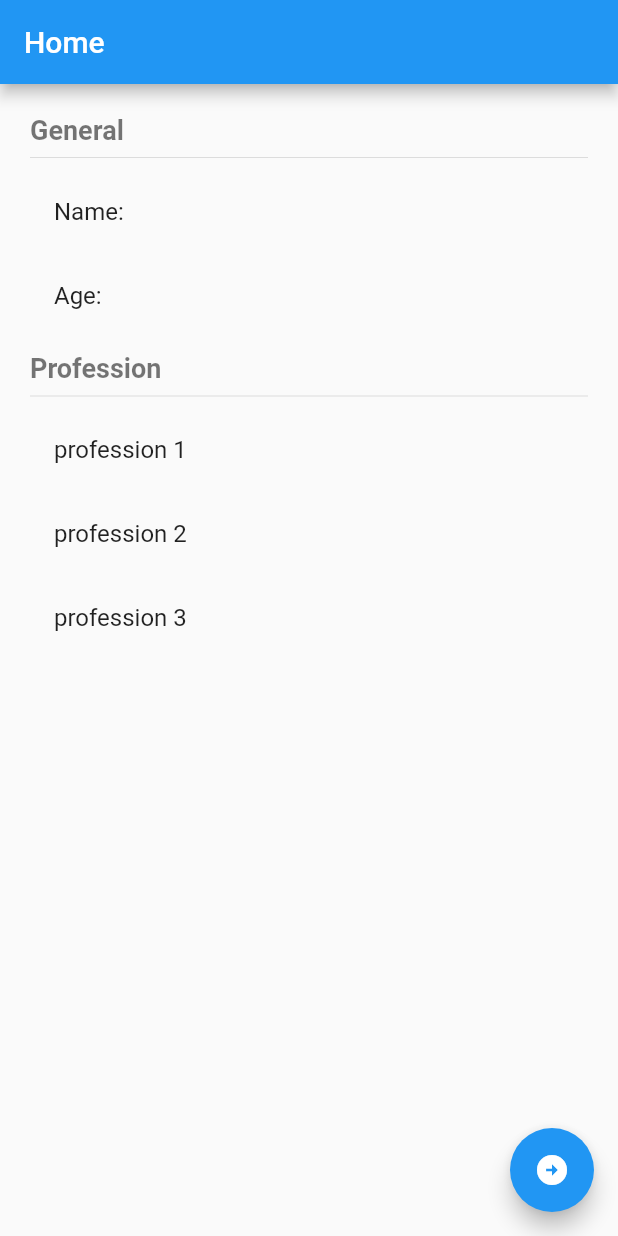
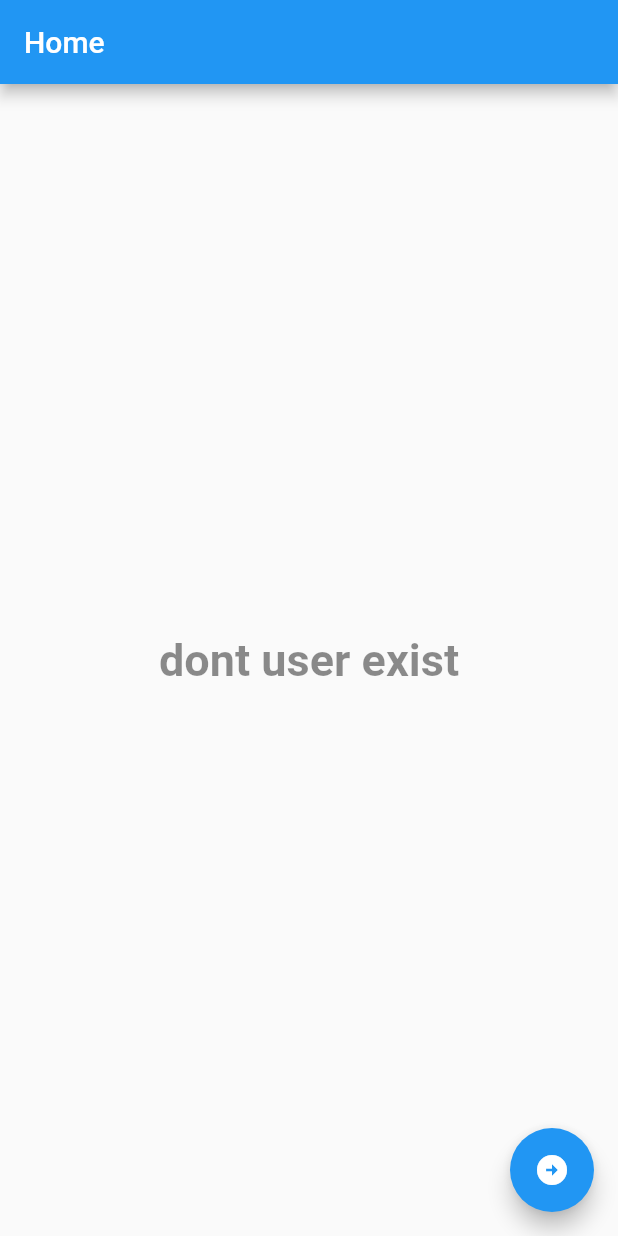
Before and after one commit to jbaptistadev/flutter-state-managers-practice, a Flutter app: the screen it shows after launch, on a phone screen of 412 x 824 dp. Run offline on Flutter 3.47's test engine with Material 2 defaults, Android fonts, the phone set to English and light mode, and no system bars; accounts and stored records are empty.

Commit message:
singleton finished

```diff
--- a/lib/src/screens/home.dart
+++ b/lib/src/screens/home.dart
@@ -1,4 +1,7 @@
 import 'package:flutter/material.dart';
+import 'package:states/src/services/user_service.dart';
+
+import '../models/user.dart';
 
 class HomeScreen extends StatelessWidget {
   const HomeScreen({Key? key}) : super(key: key);
@@ -9,49 +12,20 @@ class HomeScreen extends StatelessWidget {
       appBar: AppBar(
         title: const Text('Home'),
       ),
-      body: Container(
-        width: double.infinity,
-        height: double.infinity,
-        padding: const EdgeInsets.all(20),
-        child: Column(
-          crossAxisAlignment: CrossAxisAlignment.start,
-          children: const [
-            Text(
-              'General',
-              style: TextStyle(
-                  fontSize: 18,
-                  fontWeight: FontWeight.w700,
-                  color: Colors.black54),
-            ),
-            Divider(),
-            ListTile(
-              title: Text('Name: '),
-            ),
-            ListTile(
-              title: Text('Age: '),
-            ),
-            SizedBox(
-              height: 10,
-            ),
-            Text(
-              'Profession',
-              style: TextStyle(
-                  fontSize: 18,
-                  fontWeight: FontWeight.w700,
-                  color: Colors.black54),
-            ),
-            Divider(),
-            ListTile(
-              title: Text('profession 1'),
-            ),
-            ListTile(
-              title: Text('profession 2'),
-            ),
-            ListTile(
-              title: Text('profession 3'),
-            ),
-          ],
-        ),
+      body: StreamBuilder(
+        stream: userService.userStream,
+        builder: (BuildContext context, AsyncSnapshot<User> snapshot) {
+          return snapshot.hasData
+              ? _ProfileUser(snapshot.data!)
+              : const Center(
+                  child: Text(
+                  'dont user exist',
+                  style: TextStyle(
+                      fontSize: 30,
+                      fontWeight: FontWeight.w600,
+                      color: Colors.black45),
+                ));
+        },
       ),
       floatingActionButton: FloatingActionButton(
           onPressed: () => Navigator.pushNamed(context, 'other'),
@@ -59,3 +33,56 @@ class HomeScreen extends StatelessWidget {
     );
   }
 }
+
+class _ProfileUser extends StatelessWidget {
+  final User user;
+
+  const _ProfileUser(this.user);
+  @override
+  Widget build(BuildContext context) {
+    return Container(
+      width: double.infinity,
+      height: double.infinity,
+      padding: const EdgeInsets.all(20),
+      child: Column(
+        crossAxisAlignment: CrossAxisAlignment.start,
+        children: [
+          const Text(
+            'General',
+            style: TextStyle(
+                fontSize: 18,
+                fontWeight: FontWeight.w700,
+                color: Colors.black54),
+          ),
+          const Divider(),
+          ListTile(
+            title: Text('Name: ${user.name}'),
+          ),
+          ListTile(
+            title: Text('Age: ${user.age}'),
+          ),
+          const SizedBox(
+            height: 10,
+          ),
+          const Text(
+            'Profession',
+            style: TextStyle(
+                fontSize: 18,
+                fontWeight: FontWeight.w700,
+                color: Colors.black54),
+          ),
+          const Divider(),
+          const ListTile(
+            title: Text('profession 1'),
+          ),
+          const ListTile(
+            title: Text('profession 2'),
+          ),
+          const ListTile(
+            title: Text('profession 3'),
+          ),
+        ],
+      ),
+    );
+  }
+}
--- /dev/null
+++ b/lib/src/services/user_service.dart
@@ -0,0 +1,27 @@
+import 'dart:async';
+
+import 'package:states/src/models/user.dart';
+
+class _UserService {
+  User? _user;
+
+  final StreamController<User> _userStreamController =
+      StreamController<User>.broadcast();
+
+  User? get user => _user;
+  bool get userExist => _user != null;
+
+  Stream<User> get userStream => _userStreamController.stream;
+
+  void loadUser(User user) {
+    _user = user;
+    _userStreamController.add(user);
+  }
+
+  void loadAge(int age) {
+    _user!.age = age;
+    _userStreamController.add(_user!);
+  }
+}
+
+final userService = _UserService();
```
Also changed, not shown: lib/src/screens/other.dart (+15 -3 lines).
